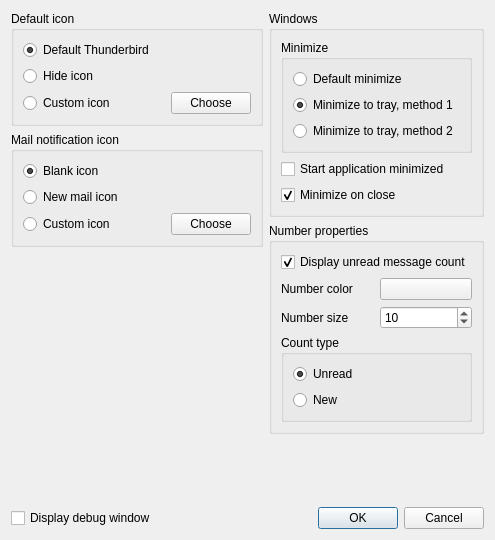
Qt form app/SysTray-X/preferences.ui (Ximi1970/systray-x) before a commit.
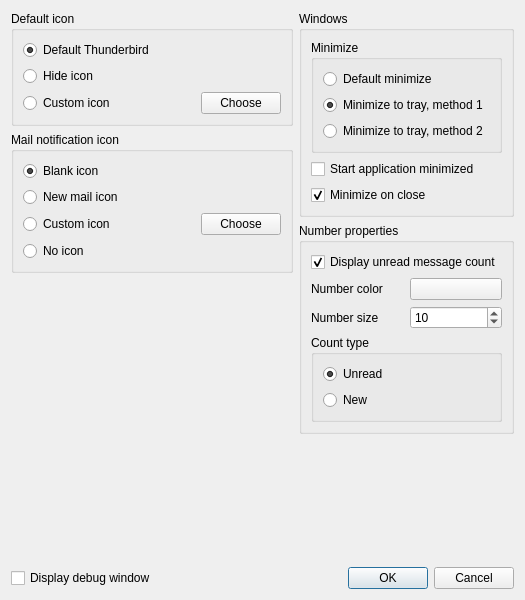
The same form after that commit. Icons and pictures are not drawn.

Commit message: Add no icon preference

Diff of the .ui file:
```diff
--- a/app/SysTray-X/preferences.ui
+++ b/app/SysTray-X/preferences.ui
@@ -6,8 +6,8 @@
    <rect>
     <x>0</x>
     <y>0</y>
-    <width>495</width>
-    <height>540</height>
+    <width>525</width>
+    <height>600</height>
    </rect>
   </property>
   <property name="windowTitle">
@@ -275,6 +275,33 @@
             </item>
            </layout>
           </item>
+          <item>
+           <layout class="QHBoxLayout" name="horizontalLayout_8">
+            <item>
+             <widget class="QRadioButton" name="noIconRadioButton">
+              <property name="text">
+               <string>No icon</string>
+              </property>
+              <attribute name="buttonGroup">
+               <string notr="true">iconTypeGroup</string>
+              </attribute>
+             </widget>
+            </item>
+            <item>
+             <spacer name="horizontalSpacer_3">
+              <property name="orientation">
+               <enum>Qt::Horizontal</enum>
+              </property>
+              <property name="sizeHint" stdset="0">
+               <size>
+                <width>40</width>
+                <height>20</height>
+               </size>
+              </property>
+             </spacer>
+            </item>
+           </layout>
+          </item>
          </layout>
         </item>
        </layout>
```
Left out of the diff: 4 changed lines with no effect on the pictures. The commit also changes 4 other files.
